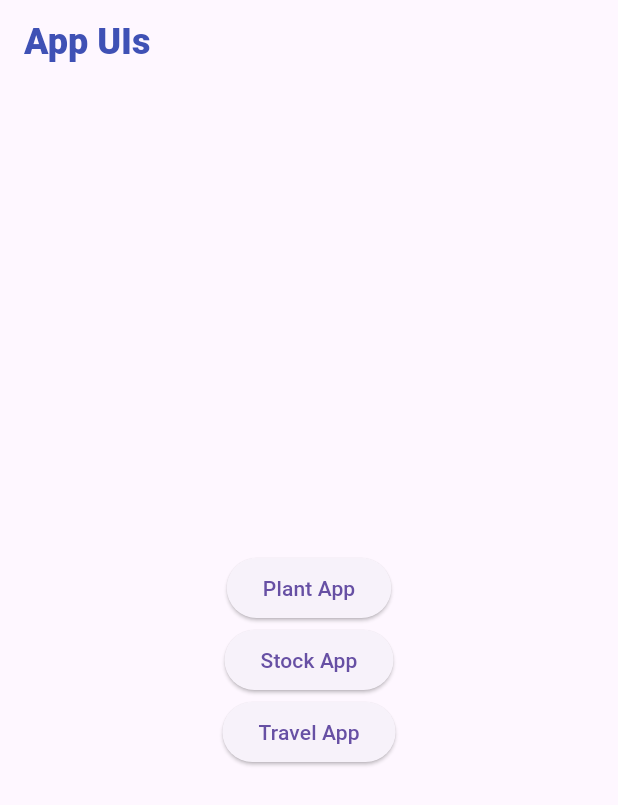
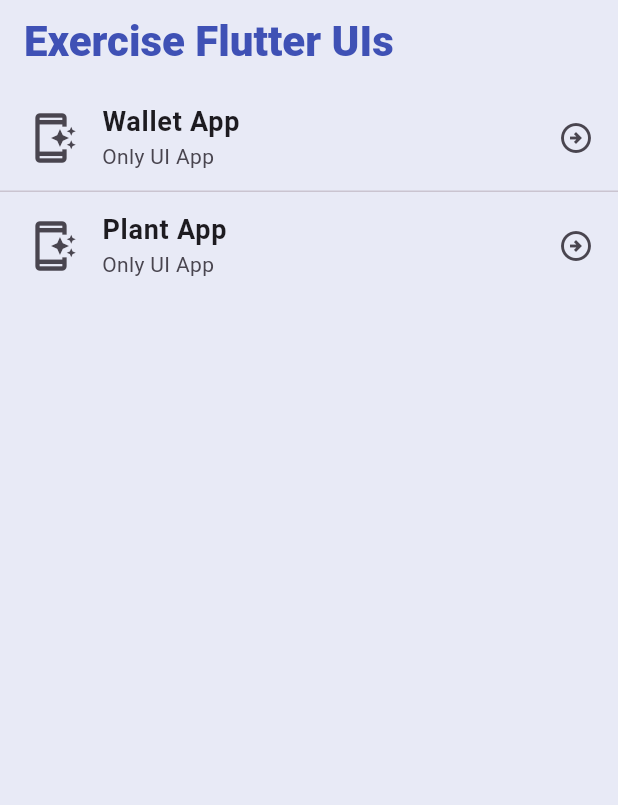
Before and after one commit to hyoungqu23/apps-with-flutter, a Flutter app: the screen it shows after launch, on a phone screen of 412 x 824 dp. Shown: the top 805 px of the screen. Run offline on Flutter 3.47's test engine with Material 3 defaults, Android fonts, the phone set to English and light mode, and no system bars; our stand-ins replace flutter_riverpod, go_router.

Commit message:
💄 Home의 List UI를 ListView 위젯으로 변경한다

```diff
--- a/lib/src/features/home/views/home_screen.dart
+++ b/lib/src/features/home/views/home_screen.dart
@@ -1,12 +1,10 @@
-import 'package:apps_with_flutter/src/common/routes/routes.dart';
 import 'package:flutter/material.dart';
 import 'package:go_router/go_router.dart';
 
-// List<Object> apps = [
-//   {'id': 'Plant App'},
-//   {'id': 'Stock App'},
-//   {'id': 'app2'},
-// ];
+List<Map<String, String>> apps = [
+  {'id': 'Wallet App', 'description': 'Only UI App'},
+  {'id': 'Plant App', 'description': 'Only UI App'},
+];
 
 class HomeScreen extends StatelessWidget {
   const HomeScreen({super.key});
@@ -14,62 +12,84 @@ class HomeScreen extends StatelessWidget {
   @override
   Widget build(BuildContext context) {
     return Scaffold(
+      backgroundColor: Colors.indigo.shade50,
       appBar: AppBar(
+        backgroundColor: Colors.indigo.shade50,
         title: const Text(
-            'App UIs',
+          'Exercise Flutter UIs',
           style: TextStyle(
             color: Colors.indigo,
-              fontSize: 24,
+            fontSize: 28,
             fontWeight: FontWeight.w900,
           ),
         ),
       ),
-        body: Center(
-          child: SingleChildScrollView(
-            child: Column(
-              children: [
-                ElevatedButton(
-                  onPressed: () {
-                    context.pushNamed(
-                      Routes.plantApp['name']!,
-                    );
-                  },
-                  child: const Text('Plant App'),
-                ),
-                ElevatedButton(
-                  onPressed: () {
-                    context.pushNamed(
-                      Routes.walletApp['name']!,
-                    );
-                  },
-                  child: const Text('Stock App'),
-                ),
-                ElevatedButton(
-                  onPressed: () {
-                    context.pushNamed(
-                      Routes.travelApp['name']!,
-                    );
-                  },
-                  child: const Text('Travel App'),
-                ),
-              ],
-            ),
-          ),
-        )
-        // body: ListView.separated(
-        //   itemCount: apps.length,
-        //   separatorBuilder: (context, index) => const Divider(height: 0),
-        //   itemBuilder: (context, index) => const Padding(
-        //     padding: EdgeInsets.symmetric(horizontal: 16),
-        //     child: ListTile(
-        //       contentPadding: EdgeInsets.zero,
-        //       leading: CircleAvatar(),
-        //       title: Text('title'),
-        //       subtitle: Text('sub'),
-        //       trailing: Icon(Icons.paypal),
+      // body: Center(
+      //   child: SingleChildScrollView(
+      //     child: Column(
+      //       children: [
+      //         ElevatedButton(
+      //           onPressed: () {
+      //             context.pushNamed(
+      //               Routes.plantApp['name']!,
+      //             );
+      //           },
+      //           child: const Text('Plant App'),
+      //         ),
+      //         ElevatedButton(
+      //           onPressed: () {
+      //             context.pushNamed(
+      //               Routes.walletApp['name']!,
+      //             );
+      //           },
+      //           child: const Text('Stock App'),
+      //         ),
+      //         ElevatedButton(
+      //           onPressed: () {
+      //             context.pushNamed(
+      //               Routes.travelApp['name']!,
+      //             );
+      //           },
+      //           child: const Text('Travel App'),
+      //         ),
+      //       ],
       //     ),
       //   ),
       // ),
+      body: ListView.separated(
+        itemCount: apps.length,
+        separatorBuilder: (context, index) => const Divider(height: 0),
+        itemBuilder: (context, index) {
+          final String appName = apps[index]['id']!;
+          final String appDescription = apps[index]['description']!;
+
+          return Padding(
+            padding: const EdgeInsets.symmetric(horizontal: 16),
+            child: ListTile(
+              onTap: () {
+                context.pushNamed(appName);
+              },
+              contentPadding: EdgeInsets.zero,
+              leading: const Icon(
+                Icons.app_shortcut_outlined,
+                size: 36,
+              ),
+              title: Text(
+                appName,
+                style: const TextStyle(
+                  fontSize: 18,
+                  fontWeight: FontWeight.w700,
+                ),
+              ),
+              subtitle: Text(appDescription),
+              trailing: const Icon(
+                Icons.arrow_circle_right_outlined,
+                size: 24,
+              ),
+            ),
+          );
+        },
+      ),
     );
   }
 }
```
Lines whose indentation alone changed are shown as unchanged.
